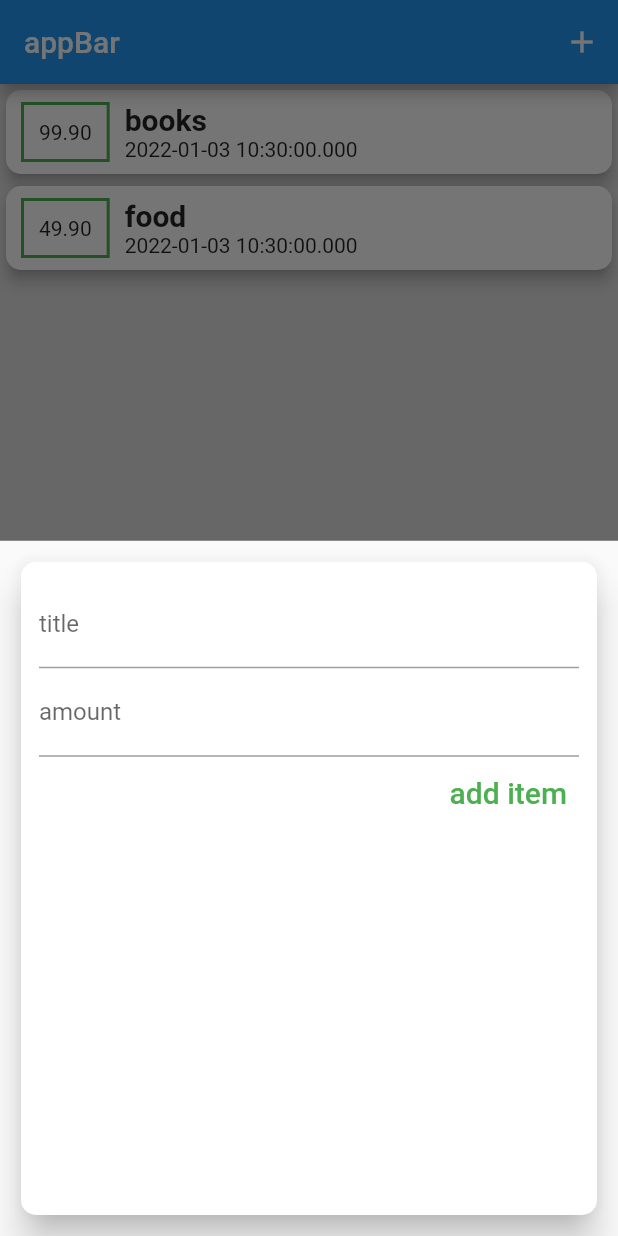
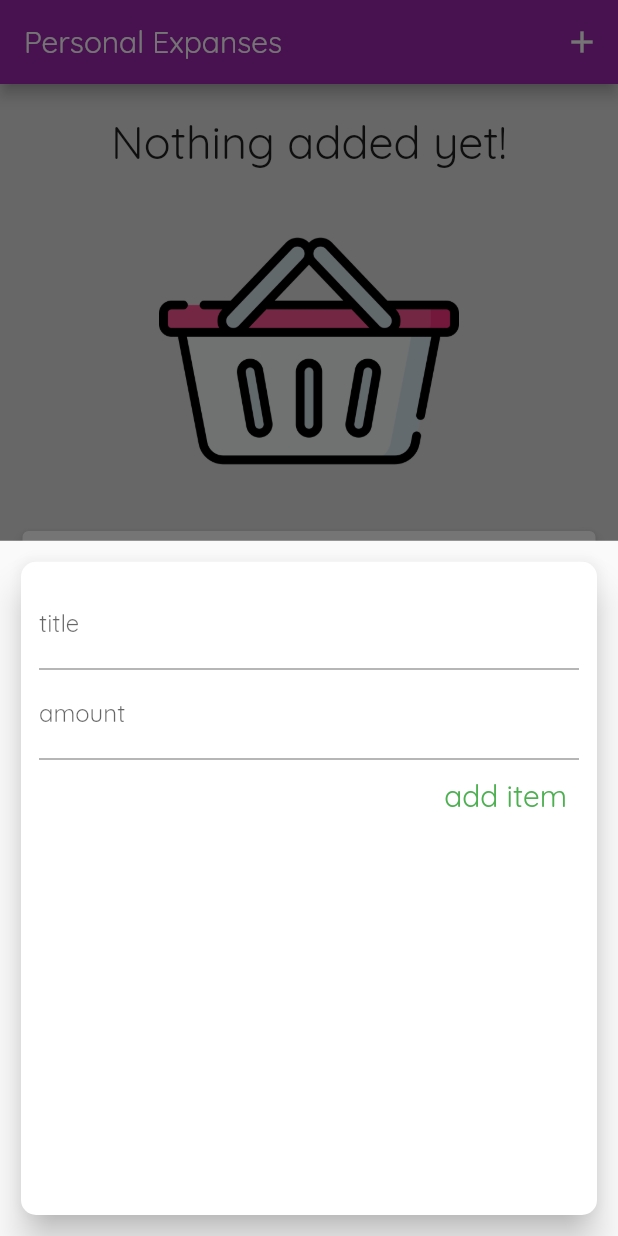
Before and after one commit to Pranav108/personal_expenses_app, a Flutter app: the screen it shows after launch, after a tap on the "add" icon, on a phone screen of 412 x 824 dp. Run offline on Flutter 3.47's test engine with Material 2 defaults, Android fonts, the light colour scheme and no system bars.

```diff
--- a/lib/main.dart
+++ b/lib/main.dart
@@ -15,11 +15,17 @@ class MyApp extends StatelessWidget {
 
   @override
   Widget build(BuildContext context) {
+    final ThemeData theme = ThemeData(
+      fontFamily: 'Quicksand',
+    );
     return MaterialApp(
       debugShowCheckedModeBanner: false,
       title: 'Flutter Demo',
-      theme: ThemeData(
-        primarySwatch: Colors.blue,
+      theme: theme.copyWith(
+        colorScheme: theme.colorScheme.copyWith(
+            primary: Colors.purple,
+            secondary: Colors.teal,
+            tertiary: Colors.green),
       ),
       home: MyHomePage(),
     );
@@ -33,18 +39,18 @@ class MyHomePage extends StatefulWidget {
 
 class _MyHomePageState extends State<MyHomePage> {
   final List<Transaction> transactions = [
-    Transaction(
-      id: 'a1',
-      title: 'books',
-      amount: 99.9,
-      dateTime: DateTime.now(),
-    ),
-    Transaction(
-      id: 'a2',
-      title: 'food',
-      amount: 49.9,
-      dateTime: DateTime.now(),
-    ),
+    // Transaction(
+    //   id: 'a1',
+    //   title: 'books',
+    //   amount: 99.9,
+    //   dateTime: DateTime.now(),
+    // ),
+    // Transaction(
+    //   id: 'a2',
+    //   title: 'food',
+    //   amount: 49.9,
+    //   dateTime: DateTime.now(),
+    // ),
   ];
   void _addNewTransaction(String txTitle, double txAmount) {
     final newTransaction = Transaction(
@@ -59,10 +65,11 @@ class _MyHomePageState extends State<MyHomePage> {
 
   void openNewTransaction(BuildContext context) {
     showModalBottomSheet(
-        context: context,
-        builder: (_) {
-          return NewTransaction(_addNewTransaction);
-        });
+      context: context,
+      builder: (_) {
+        return NewTransaction(_addNewTransaction);
+      },
+    );
   }
 
   @override
@@ -70,7 +77,7 @@ class _MyHomePageState extends State<MyHomePage> {
     return Scaffold(
       resizeToAvoidBottomInset: false,
       appBar: AppBar(
-        title: Text('appBar'),
+        title: Text('Personal Expanses'),
         actions: [
           IconButton(
             onPressed: () => openNewTransaction(context),
--- a/lib/widgets/new_transaction.dart
+++ b/lib/widgets/new_transaction.dart
@@ -2,17 +2,25 @@
 
 import 'package:flutter/material.dart';
 
-class NewTransaction extends StatelessWidget {
+class NewTransaction extends StatefulWidget {
   final Function addTx;
   NewTransaction(this.addTx, {Key? key}) : super(key: key);
+
+  @override
+  State<NewTransaction> createState() => _NewTransactionState();
+}
+
+class _NewTransactionState extends State<NewTransaction> {
   final titleController = TextEditingController();
+
   final amountController = TextEditingController();
 
   void onSubmitted() {
     var titleText = titleController.text;
     var amountText = double.parse(amountController.text);
     if (titleText.isEmpty || amountText.isNaN || amountText < 0) return;
-    addTx(titleText, amountText);
+    widget.addTx(titleText, amountText);
+    Navigator.of(context).pop();
   }
 
   @override
--- a/lib/widgets/transactions_list.dart
+++ b/lib/widgets/transactions_list.dart
@@ -1,4 +1,4 @@
-// ignore_for_file: prefer_const_constructors
+// ignore_for_file: prefer_const_constructors, prefer_const_literals_to_create_immutables
 
 import 'package:flutter/material.dart';
 import 'package:personal_expenses/models/transaction.dart';
@@ -11,7 +11,59 @@ class TransactionList extends StatelessWidget {
   Widget build(BuildContext context) {
     return Container(
       height: 450,
-      child: ListView.builder(
+      child: transactions.isEmpty
+          ? Center(
+              child: Column(
+                crossAxisAlignment: CrossAxisAlignment.center,
+                mainAxisAlignment: MainAxisAlignment.spaceEvenly,
+                children: [
+                  Text(
+                    'Nothing added yet!',
+                    style: TextStyle(fontSize: 30),
+                  ),
+                  Image.asset(
+                    'assets/images/no_expenses.png',
+                    // fit: BoxFit.contain,
+                    height: 200,
+                    // width: 200,
+                  ),
+                  Card(
+                    margin: EdgeInsets.symmetric(horizontal: 15),
+                    elevation: 3,
+                    shadowColor: Colors.grey,
+                    child: Padding(
+                      padding: EdgeInsets.all(30),
+                      child: RichText(
+                        textAlign: TextAlign.center,
+                        text: TextSpan(
+                          children: [
+                            TextSpan(
+                              text:
+                                  'You have not added anything in your List ,click on ',
+                              style: TextStyle(
+                                  fontSize: 20, color: Colors.pinkAccent),
+                            ),
+                            TextSpan(
+                              text: ' add button ',
+                              style: TextStyle(
+                                  fontSize: 22,
+                                  color: Colors.teal,
+                                  fontWeight: FontWeight.w900),
+                            ),
+                            TextSpan(
+                              text: ' to find your recommendation.',
+                              style: TextStyle(
+                                  fontSize: 20, color: Colors.pinkAccent),
+                            )
+                          ],
+                        ),
+                      ),
+                    ),
+                  ),
+                ],
+              ),
+            )
+          : ListView.builder(
               itemCount: transactions.length,
               itemBuilder: (ctx, index) {
                 return Card(
@@ -24,20 +76,27 @@ class TransactionList extends StatelessWidget {
                     crossAxisAlignment: CrossAxisAlignment.center,
                     children: [
                       Container(
-                  margin: EdgeInsets.symmetric(vertical: 8, horizontal: 10),
+                        margin:
+                            EdgeInsets.symmetric(vertical: 8, horizontal: 10),
                         padding: EdgeInsets.all(10),
                         decoration: BoxDecoration(
-                    border: Border.all(color: Colors.green, width: 2),
+                          border: Border.all(
+                              color: Theme.of(context).primaryColor, width: 2),
                         ),
-                  child: Text(transactions[index].amount.toStringAsFixed(2)),
+                        child: Text(
+                          transactions[index].amount.toStringAsFixed(2),
+                          style: TextStyle(
+                              color: Theme.of(context).primaryColor,
+                              fontSize: 20),
+                        ),
                       ),
                       Column(
                         crossAxisAlignment: CrossAxisAlignment.start,
                         children: [
                           Text(
                             transactions[index].title,
-                      style:
-                          TextStyle(fontWeight: FontWeight.w600, fontSize: 20),
+                            style: TextStyle(
+                                fontWeight: FontWeight.w600, fontSize: 20),
                           ),
                           Text(
                             transactions[index].dateTime.toString(),
```
Also changed, not shown: pubspec.yaml (+13 -8 lines), assets/fonts/OpenSans-Bold.ttf (added), assets/fonts/OpenSans-Regular.ttf (added), assets/fonts/Quicksand-Bold.ttf (added), assets/fonts/Quicksand-Light.ttf (added), assets/fonts/Quicksand-Medium.ttf (added), assets/fonts/Quicksand-Regular.ttf (added), assets/images/no_expenses.png (added). Lines whose indentation alone changed are shown as unchanged.
